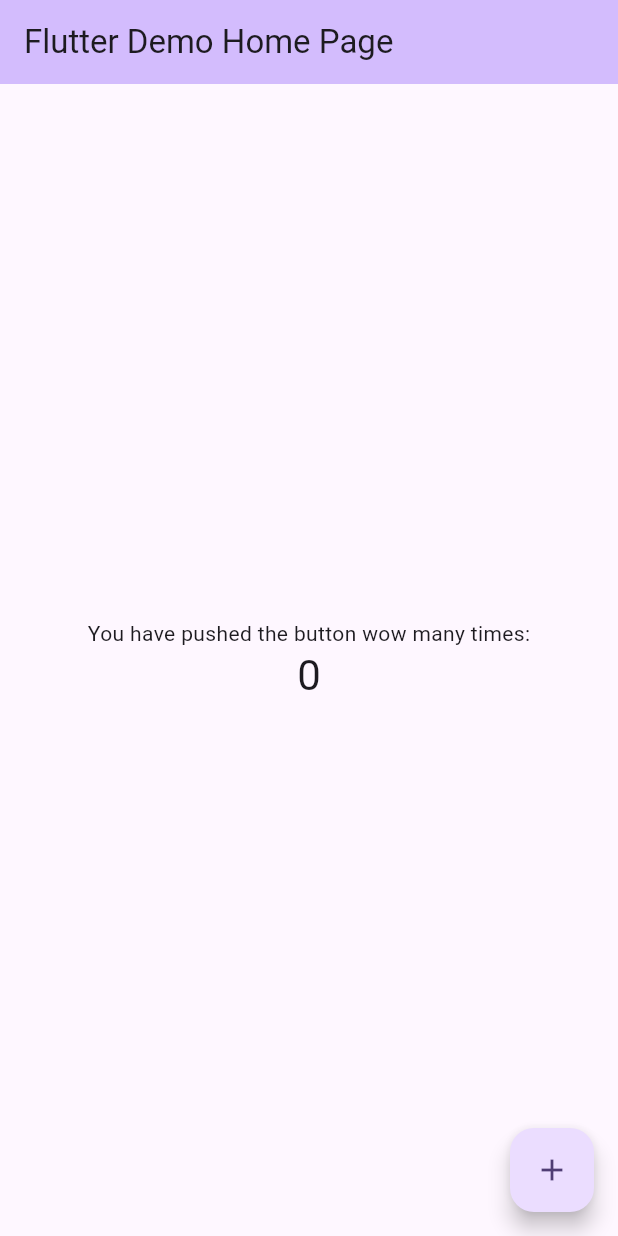
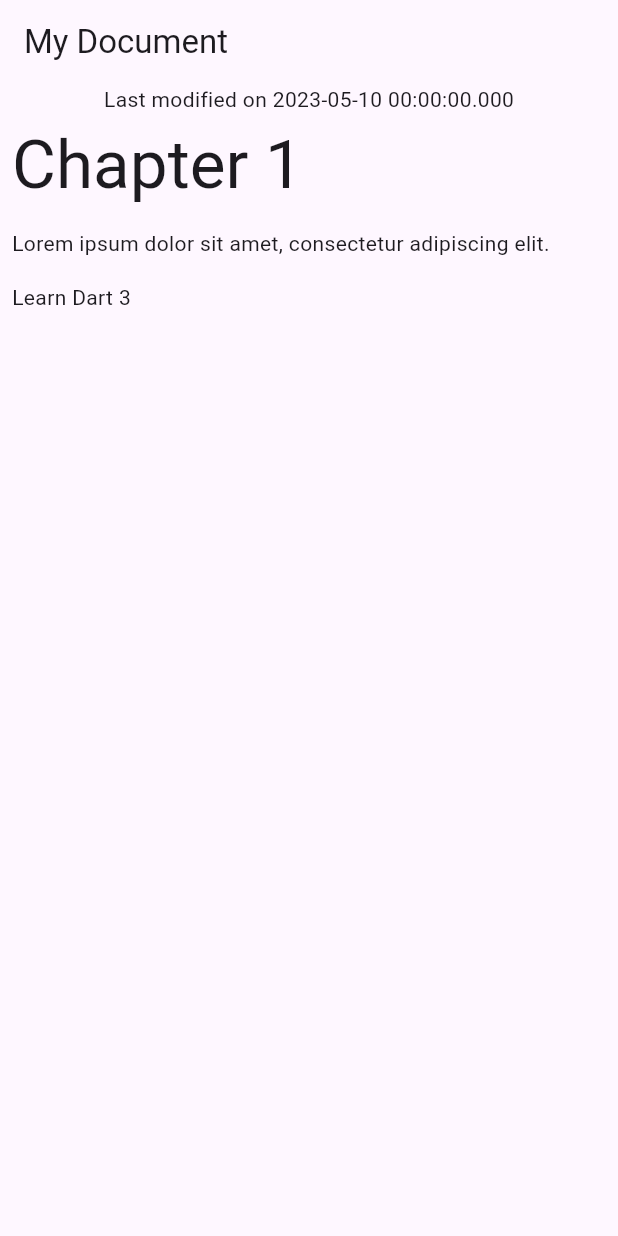
Before and after one commit to chuanhao01/learn-flutter, a Flutter app: the screen it shows after launch, on a phone screen of 412 x 824 dp. Run offline on Flutter 3.47's test engine with Material 3 defaults, Android fonts, the phone set to English and light mode, and no system bars.

Commit message:
[feat] flutter app

```diff
--- a/lib/main.dart
+++ b/lib/main.dart
@@ -1,4 +1,5 @@
 import 'package:flutter/material.dart';
+import 'dart:convert';
 
 void main() {
   runApp(const MyApp());
@@ -31,95 +32,124 @@ class MyApp extends StatelessWidget {
         colorScheme: ColorScheme.fromSeed(seedColor: Colors.deepPurple),
         useMaterial3: true,
       ),
-      home: const MyHomePage(title: 'Flutter Demo Home Page'),
+      home: DocumentScreen(document: Document()),
     );
   }
 }
 
-class MyHomePage extends StatefulWidget {
-  const MyHomePage({super.key, required this.title});
-
-  // This widget is the home page of your application. It is stateful, meaning
-  // that it has a State object (defined below) that contains fields that affect
-  // how it looks.
-
-  // This class is the configuration for the state. It holds the values (in this
-  // case the title) provided by the parent (in this case the App widget) and
-  // used by the build method of the State. Fields in a Widget subclass are
-  // always marked "final".
-
-  final String title;
-
-  @override
-  State<MyHomePage> createState() => _MyHomePageState();
+const documentJson = '''
+{
+  "metadata": {
+    "title": "My Document",
+    "modified": "2023-05-10"
+  },
+  "blocks": [
+    {
+      "type": "h1",
+      "text": "Chapter 1"
+    },
+    {
+      "type": "p",
+      "text": "Lorem ipsum dolor sit amet, consectetur adipiscing elit."
+    },
+    {
+      "type": "checkbox",
+      "checked": false,
+      "text": "Learn Dart 3"
+    }
+  ]
 }
 
-class _MyHomePageState extends State<MyHomePage> {
-  int _counter = 0;
+''';
 
-  void _incrementCounter() {
-    setState(() {
-      // This call to setState tells the Flutter framework that something has
-      // changed in this State, which causes it to rerun the build method below
-      // so that the display can reflect the updated values. If we changed
-      // _counter without calling setState(), then the build method would not be
-      // called again, and so nothing would appear to happen.
-      _counter++;
-    });
+class Document {
+  final Map<String, Object?> _json;
+  Document() : _json = jsonDecode(documentJson);
+
+  (String, {DateTime modified}) get metadata {
+    if (_json
+        case {
+          'metadata': {'title': String title, 'modified': String localModified}
+        }) {
+      return (title, modified: DateTime.parse(localModified));
+    } else {
+      throw const FormatException("Unexpected Json");
+    }
   }
+
+  List<Block> getBlocks() {
+    if (_json case {'blocks': List blockList}) {
+      return [for (final block in blockList) Block.fromjson(block)];
+    } else {
+      throw const FormatException("Unexpected JSON");
+    }
+  }
+}
+
+class Block {
+  final String type;
+  final String text;
+
+  Block(this.text, this.type);
+
+  factory Block.fromjson(Map<String, dynamic> json) {
+    if (json case {"text": String text, "type": String type}) {
+      return Block(text, type);
+    } else {
+      throw const FormatException("Unexpected Json");
+    }
+  }
+}
+
+class DocumentScreen extends StatelessWidget {
+  final Document document;
+  const DocumentScreen({required this.document, super.key});
 
   @override
   Widget build(BuildContext context) {
-    // This method is rerun every time setState is called, for instance as done
-    // by the _incrementCounter method above.
-    //
-    // The Flutter framework has been optimized to make rerunning build methods
-    // fast, so that you can just rebuild anything that needs updating rather
-    // than having to individually change instances of widgets.
+    final (title, :modified) = document.metadata;
+    final blocks = document.getBlocks();
     return Scaffold(
-      appBar: AppBar(
-        // TRY THIS: Try changing the color here to a specific color (to
-        // Colors.amber, perhaps?) and trigger a hot reload to see the AppBar
-        // change color while the other colors stay the same.
-        backgroundColor: Theme.of(context).colorScheme.inversePrimary,
-        // Here we take the value from the MyHomePage object that was created by
-        // the App.build method, and use it to set our appbar title.
-        title: Text(widget.title),
+      appBar: AppBar(title: Text(title)),
+      body: Column(
+        children: [
+          Center(
+            child: Text('Last modified on $modified'),
+          ),
+          Expanded(
+              child: ListView.builder(
+                  itemCount: blocks.length,
+                  itemBuilder: (context, index) {
+                    return BlockWidget(block: blocks[index]);
+                  }))
+        ],
       ),
-      body: Center(
-        // Center is a layout widget. It takes a single child and positions it
-        // in the middle of the parent.
-        child: Column(
-          // Column is also a layout widget. It takes a list of children and
-          // arranges them vertically. By default, it sizes itself to fit its
-          // children horizontally, and tries to be as tall as its parent.
-          //
-          // Column has various properties to control how it sizes itself and
-          // how it positions its children. Here we use mainAxisAlignment to
-          // center the children vertically; the main axis here is the vertical
-          // axis because Columns are vertical (the cross axis would be
-          // horizontal).
-          //
-          // TRY THIS: Invoke "debug painting" (choose the "Toggle Debug Paint"
-          // action in the IDE, or press "p" in the console), to see the
-          // wireframe for each widget.
-          mainAxisAlignment: MainAxisAlignment.center,
-          children: <Widget>[
-            const Text(
-              'You have pushed the button wow many times:',
-            ),
-            Text(
-              '$_counter',
-              style: Theme.of(context).textTheme.headlineMedium,
-            ),
-          ],
-        ),
-      ),
-      floatingActionButton: FloatingActionButton(
-        onPressed: _incrementCounter,
-        tooltip: 'Increment',
-        child: const Icon(Icons.add),
-      ), // This trailing comma makes auto-formatting nicer for build methods.
     );
   }
 }
+
+class BlockWidget extends StatelessWidget {
+  final Block block;
+  const BlockWidget({required this.block, super.key});
+
+  @override
+  Widget build(BuildContext context) {
+    TextStyle? textStyle;
+    switch (block.type) {
+      case 'h1':
+        textStyle = Theme.of(context).textTheme.displayMedium;
+      case 'p' || 'checkbox':
+        textStyle = Theme.of(context).textTheme.bodyMedium;
+      case _:
+        textStyle = Theme.of(context).textTheme.bodySmall;
+    }
+
+    return Container(
+      margin: const EdgeInsets.all(8),
+      child: Text(
+        block.text,
+        style: textStyle,
+      ),
+    );
+  }
+}
```
